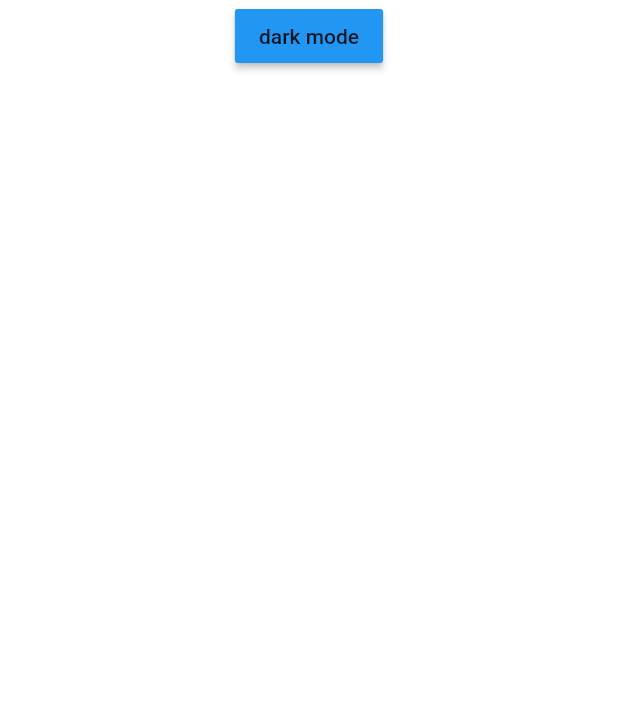
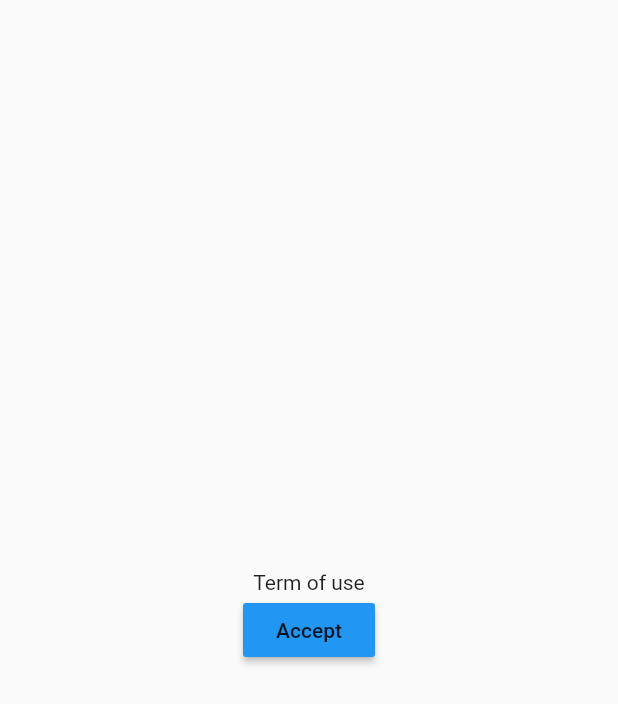
Before and after one commit to dvphuit/p002, a Flutter app: the screen it shows after launch, on a phone screen of 412 x 824 dp. Shown: the top 704 px of the screen. Run offline on Flutter 3.47's test engine with Material 2 defaults, Android fonts, the phone set to English and light mode, and no system bars; our stand-ins replace get, get_storage.

```diff
--- a/lib/core/theme/theme_service.dart
+++ b/lib/core/theme/theme_service.dart
@@ -7,17 +7,17 @@ class ThemeService {
   final _key = 'isDarkMode';
 
   /// Get isDarkMode info from local storage and return ThemeMode
-  ThemeMode get theme => _loadThemeFromBox() ? ThemeMode.dark : ThemeMode.light;
+  ThemeMode get theme => isDarkMode ? ThemeMode.dark : ThemeMode.light;
 
   /// Load isDArkMode from local storage and if it's empty, returns false (that means default theme is light)
-  bool _loadThemeFromBox() => _box.read(_key) ?? false;
+  bool get isDarkMode => _box.read(_key) ?? false;
 
   /// Save isDarkMode to local storage
   _saveThemeToBox(bool isDarkMode) => _box.write(_key, isDarkMode);
 
   /// Switch theme and save to local storage
   void switchTheme() {
-    Get.changeThemeMode(_loadThemeFromBox() ? ThemeMode.light : ThemeMode.dark);
-    _saveThemeToBox(!_loadThemeFromBox());
+    Get.changeThemeMode(isDarkMode ? ThemeMode.light : ThemeMode.dark);
+    _saveThemeToBox(!isDarkMode);
   }
 }
--- a/lib/di/dependencies_injection.dart
+++ b/lib/di/dependencies_injection.dart
@@ -1,5 +1,11 @@
+import 'package:get/get.dart';
+
+import '../core/theme/theme_service.dart';
+import '../core/theme/theme_service.dart';
+
 class DependenciesInjection {
   static Future<void> init() async {
+    Get.put<ThemeService>(ThemeService());
     // Get.put<Dio>(Dio(BaseOptions(
     //   baseUrl: baseUrl,
     //   followRedirects: false,
--- a/lib/main.dart
+++ b/lib/main.dart
@@ -1,10 +1,14 @@
 import 'package:flutter/material.dart';
 import 'package:get/get.dart';
+import 'package:ku_app/core/widgets/dark_light_switch.dart';
 
 import 'core/theme/theme.dart';
 import 'core/theme/theme_service.dart';
+import 'di/dependencies_injection.dart';
+import 'routes/app_pages.dart';
 
-void main() {
+void main() async {
+  await DependenciesInjection.init();
   runApp(MyApp());
 }
 
@@ -15,8 +19,9 @@ class MyApp extends StatelessWidget {
       title: 'KuApp',
       theme: Themes.light,
       darkTheme: Themes.dark,
-      themeMode: ThemeService().theme,
-      home: MyHomePage(),
+      themeMode: Get.find<ThemeService>().theme,
+      initialRoute: AppPages.INITIAL,
+      getPages: AppPages.pages,
     );
   }
 }
@@ -28,17 +33,7 @@ class MyHomePage extends StatelessWidget {
       backgroundColor: context.theme.backgroundColor,
       body: Center(
         child: Column(
-          children: [
-            RaisedButton(
-              onPressed: () {
-                if (Get.isDarkMode)
-                  Get.changeThemeMode(ThemeMode.light);
-                else
-                  Get.changeThemeMode(ThemeMode.dark);
-              },
-              child: Text("dark mode"),
-            )
-          ],
+          children: [DarkLightSwitch()],
         ),
       ),
     );
--- /dev/null
+++ b/lib/routes/app_pages.dart
@@ -0,0 +1,27 @@
+import 'package:get/get.dart';
+import 'package:ku_app/ui/home/home_binding.dart';
+import 'package:ku_app/ui/home/home_page.dart';
+import 'package:ku_app/ui/splash/splash_page.dart';
+import 'package:ku_app/ui/term_of_use/term_of_use_page.dart';
+
+import 'app_routes.dart';
+
+class AppPages {
+  static const INITIAL = Routes.SPLASH;
+
+  static final pages = [
+    GetPage(
+      name: Routes.SPLASH,
+      page: () => SplashPage(),
+    ),
+    GetPage(
+      name: Routes.TERM_OF_USE,
+      page: () => TermOfUsePage(),
+    ),
+    GetPage(
+      name: Routes.HOME,
+      binding: HomeBinding(),
+      page: () => HomePage(),
+    ),
+  ];
+}
--- /dev/null
+++ b/lib/routes/app_routes.dart
@@ -0,0 +1,5 @@
+abstract class Routes {
+  static const SPLASH = '/splash';
+  static const TERM_OF_USE = '/term_of_use';
+  static const HOME = '/home';
+}
--- /dev/null
+++ b/lib/ui/home/home_binding.dart
@@ -0,0 +1,9 @@
+import 'package:get/get.dart';
+import 'package:ku_app/ui/home/home_controller.dart';
+
+class HomeBinding extends Bindings {
+  @override
+  void dependencies() {
+    Get.lazyPut(() => HomeController());
+  }
+}
--- /dev/null
+++ b/lib/ui/home/home_controller.dart
@@ -0,0 +1,3 @@
+import 'package:get/get.dart';
+
+class HomeController extends GetxController {}
--- /dev/null
+++ b/lib/ui/term_of_use/term_of_use_page.dart
@@ -0,0 +1,25 @@
+import 'package:flutter/material.dart';
+import 'package:get/get.dart';
+import 'package:ku_app/routes/app_routes.dart';
+
+class TermOfUsePage extends StatelessWidget {
+  @override
+  Widget build(BuildContext context) {
+    return Scaffold(
+      body: Center(
+        child: Column(
+          mainAxisSize: MainAxisSize.min,
+          children: [
+            Center(child: Text('Term of use')),
+            RaisedButton(
+              child: Text('Accept'),
+              onPressed: () {
+                Get.offNamed(Routes.HOME);
+              },
+            )
+          ],
+        ),
+      ),
+    );
+  }
+}
```
Also changed, not shown: lib/core/widgets/dark_light_switch.dart (added, +29 -0 lines), lib/core/widgets/lazy_list_view.dart (+7 -3 lines), lib/ui/home/about/about_page.dart (added, +10 -0 lines), lib/ui/home/contact/contact_page.dart (added, +10 -0 lines), lib/ui/home/home_page.dart (added, +30 -0 lines), lib/ui/home/main/main_page.dart (added, +10 -0 lines), lib/ui/home/promo/promo_page.dart (added, +10 -0 lines), lib/ui/home/support/support_page.dart (added, +10 -0 lines), lib/ui/splash/splash_page.dart (added, +24 -0 lines), 6 other files.
